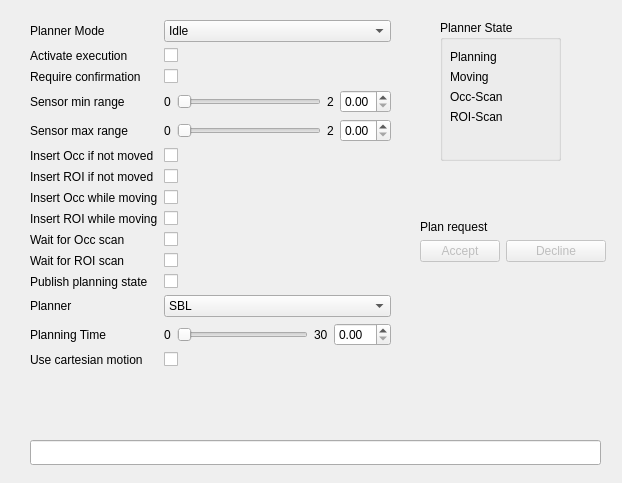
This is src/rqt_roi_viewpoint_planner/roi_viewpoint_planner_rqt_plugin.ui in Eruvae/rqt_roi_viewpoint_planner as Qt 5 draws it before an edit. The edited form follows.
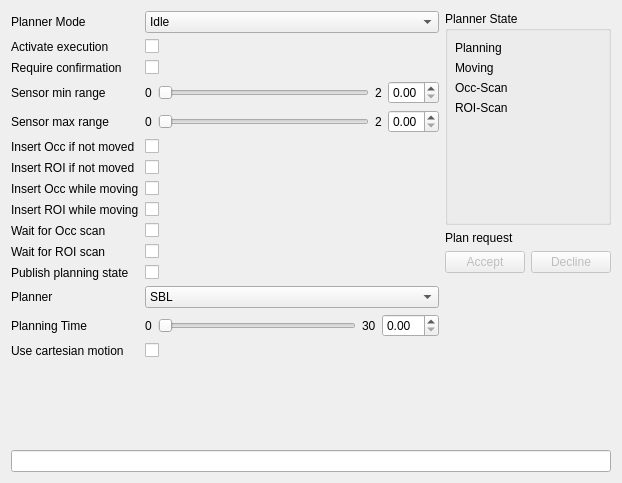
This is the edited form. Custom widgets are drawn as their Qt base class.

Commit message: Transfer planner state and config via signal using qRegisterMetaType

The edit to the form file:
```diff
--- a/src/rqt_roi_viewpoint_planner/roi_viewpoint_planner_rqt_plugin.ui
+++ b/src/rqt_roi_viewpoint_planner/roi_viewpoint_planner_rqt_plugin.ui
@@ -13,90 +13,8 @@
   <property name="windowTitle">
    <string>Form</string>
   </property>
-  <widget class="QLineEdit" name="statusTextBox">
-   <property name="geometry">
-    <rect>
-     <x>30</x>
-     <y>440</y>
-     <width>571</width>
-     <height>25</height>
-    </rect>
-   </property>
-  </widget>
-  <widget class="QGroupBox" name="plannerStateGroupBox">
-   <property name="geometry">
-    <rect>
-     <x>440</x>
-     <y>20</y>
-     <width>121</width>
-     <height>141</height>
-    </rect>
-   </property>
-   <property name="title">
-    <string>Planner State</string>
-   </property>
-   <widget class="QWidget" name="formLayoutWidget">
-    <property name="geometry">
-     <rect>
-      <x>10</x>
-      <y>30</y>
-      <width>101</width>
-      <height>101</height>
-     </rect>
-    </property>
-    <layout class="QFormLayout" name="plannerStateLayout">
-     <item row="0" column="0">
-      <widget class="QLabel" name="planningLabel">
-       <property name="text">
-        <string>Planning</string>
-       </property>
-      </widget>
-     </item>
-     <item row="0" column="1">
-      <widget class="LedIndicator" name="planningLed" native="true"/>
-     </item>
-     <item row="1" column="0">
-      <widget class="QLabel" name="movingLabel">
-       <property name="text">
-        <string>Moving</string>
-       </property>
-      </widget>
-     </item>
-     <item row="1" column="1">
-      <widget class="LedIndicator" name="movingLed" native="true"/>
-     </item>
-     <item row="2" column="0">
-      <widget class="QLabel" name="occScanLabel">
-       <property name="text">
-        <string>Occ-Scan</string>
-       </property>
-      </widget>
-     </item>
-     <item row="2" column="1">
-      <widget class="LedIndicator" name="occScanLed" native="true"/>
-     </item>
-     <item row="3" column="0">
-      <widget class="QLabel" name="roiScanLabel">
-       <property name="text">
-        <string>ROI-Scan</string>
-       </property>
-      </widget>
-     </item>
-     <item row="3" column="1">
-      <widget class="LedIndicator" name="roiScanLed" native="true"/>
-     </item>
-    </layout>
-   </widget>
-  </widget>
-  <widget class="QWidget" name="formLayoutWidget_2">
-   <property name="geometry">
-    <rect>
-     <x>30</x>
-     <y>20</y>
-     <width>361</width>
-     <height>401</height>
-    </rect>
-   </property>
+  <layout class="QGridLayout" name="gridLayout">
+   <item row="0" column="0" rowspan="2">
    <layout class="QFormLayout" name="configLayout">
     <item row="0" column="0">
      <widget class="QLabel" name="modeLabel">
@@ -446,16 +364,67 @@
      <widget class="QCheckBox" name="useCartesianMotionCheckBox"/>
     </item>
    </layout>
-  </widget>
-  <widget class="QWidget" name="formLayoutWidget_3">
+   </item>
+   <item row="0" column="1">
+    <widget class="QGroupBox" name="plannerStateGroupBox">
+     <property name="title">
+      <string>Planner State</string>
+     </property>
+     <widget class="QWidget" name="formLayoutWidget">
    <property name="geometry">
     <rect>
-     <x>420</x>
-     <y>220</y>
-     <width>186</width>
-     <height>61</height>
-    </rect>
-   </property>
+        <x>10</x>
+        <y>30</y>
+        <width>101</width>
+        <height>101</height>
+       </rect>
+      </property>
+      <layout class="QFormLayout" name="plannerStateLayout">
+       <item row="0" column="0">
+        <widget class="QLabel" name="planningLabel">
+         <property name="text">
+          <string>Planning</string>
+         </property>
+        </widget>
+       </item>
+       <item row="0" column="1">
+        <widget class="LedIndicator" name="planningLed" native="true"/>
+       </item>
+       <item row="1" column="0">
+        <widget class="QLabel" name="movingLabel">
+         <property name="text">
+          <string>Moving</string>
+         </property>
+        </widget>
+       </item>
+       <item row="1" column="1">
+        <widget class="LedIndicator" name="movingLed" native="true"/>
+       </item>
+       <item row="2" column="0">
+        <widget class="QLabel" name="occScanLabel">
+         <property name="text">
+          <string>Occ-Scan</string>
+         </property>
+        </widget>
+       </item>
+       <item row="2" column="1">
+        <widget class="LedIndicator" name="occScanLed" native="true"/>
+       </item>
+       <item row="3" column="0">
+        <widget class="QLabel" name="roiScanLabel">
+         <property name="text">
+          <string>ROI-Scan</string>
+         </property>
+        </widget>
+       </item>
+       <item row="3" column="1">
+        <widget class="LedIndicator" name="roiScanLed" native="true"/>
+       </item>
+      </layout>
+     </widget>
+    </widget>
+   </item>
+   <item row="1" column="1">
    <layout class="QFormLayout" name="formLayout">
     <item row="0" column="0">
      <widget class="QLabel" name="planRequestLabel">
@@ -488,7 +457,11 @@
      <widget class="LedIndicator" name="planRequestLed" native="true"/>
     </item>
    </layout>
-  </widget>
+   </item>
+   <item row="2" column="0" colspan="2">
+    <widget class="QLineEdit" name="statusTextBox"/>
+   </item>
+  </layout>
  </widget>
  <customwidgets>
   <customwidget>
```
Lines whose indentation alone changed are shown as unchanged. The commit also changes 2 other files.
